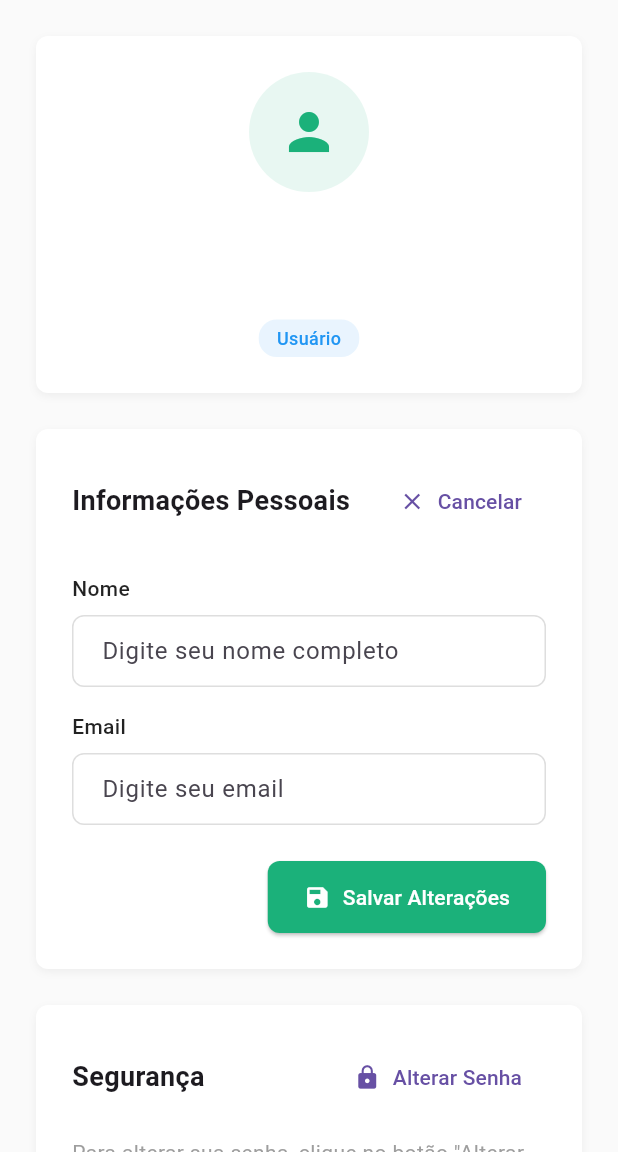
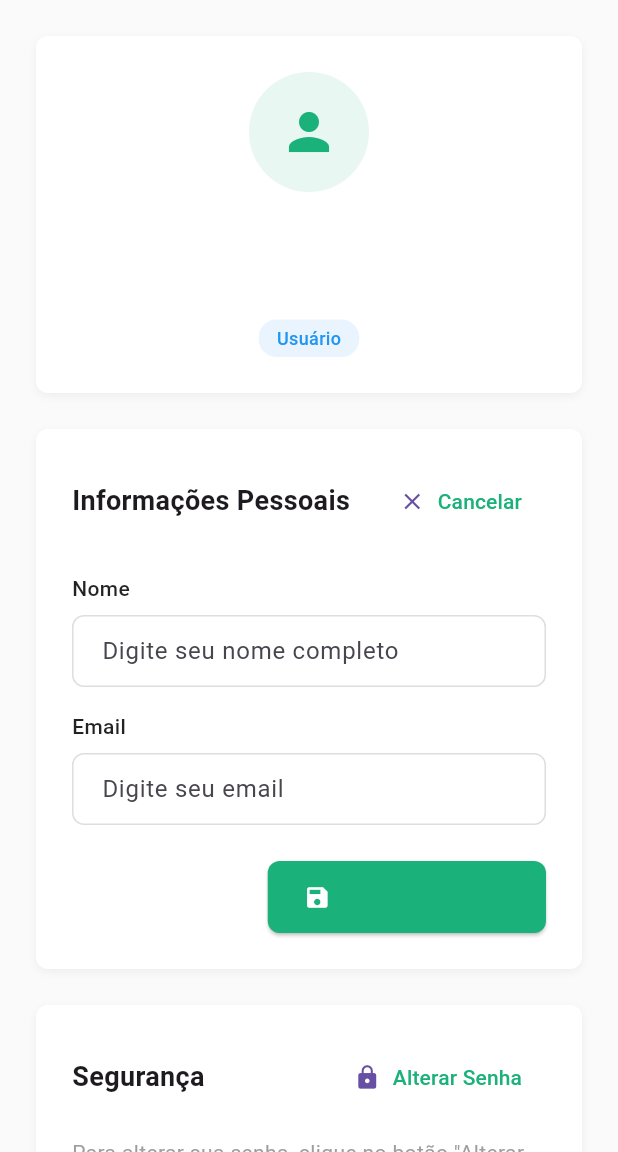
Before and after one commit to Matheus-hora48/Teste-Conectar, a Flutter app: the ClientsListScreen screen opened by its route, after a tap on "Filtros", after a tap on "Perfil", after a tap on "Editar", on a phone screen of 412 x 824 dp, the part 84-1236 px from its top. Run offline on Flutter 3.47's test engine with Material 3 defaults, Android fonts, the phone set to English and light mode, and no system bars; our stand-ins replace dio, equatable, flutter_secure_storage, get, shared_preferences; accounts and stored records are empty; network calls fail.

Commit message:
🐛 fix: ajusta cores e estilos de botões nas telas de cliente e perfil

```diff
--- a/frontend/lib/features/clients/presentation/screens/client_form_screen.dart
+++ b/frontend/lib/features/clients/presentation/screens/client_form_screen.dart
@@ -497,6 +497,7 @@ class _ClientFormScreenState extends State<ClientFormScreen>
                 () => ElevatedButton(
                   onPressed: _controller.isLoadingForm ? null : _saveClient,
                   style: ElevatedButton.styleFrom(
+                    backgroundColor: AppColors.primaryColor,
                     foregroundColor: Colors.white,
                     shape: RoundedRectangleBorder(
                       borderRadius: BorderRadius.circular(8),
--- a/frontend/lib/features/clients/presentation/screens/clients_list_screen.dart
+++ b/frontend/lib/features/clients/presentation/screens/clients_list_screen.dart
@@ -1,5 +1,4 @@
 import 'package:flutter/material.dart';
-import 'package:get/get.dart';
 import '../widgets/clients_table_widget.dart';
 import '../widgets/dados_basicos_tab_widget.dart';
 import '../../../../core/widgets/main_app_bar_widget.dart';
@@ -80,13 +79,6 @@ class _ClientsListScreenState extends State<ClientsListScreen> {
           ),
         ],
       ),
-      floatingActionButton: FloatingActionButton(
-        onPressed: () {
-          Get.toNamed('/client/create');
-        },
-        backgroundColor: const Color(0xFF2ECC71),
-        child: const Icon(Icons.add, color: Colors.white),
-      ),
     );
   }
 }
--- a/frontend/lib/features/clients/presentation/widgets/clients_table_widget.dart
+++ b/frontend/lib/features/clients/presentation/widgets/clients_table_widget.dart
@@ -38,35 +38,17 @@ class ClientsTableWidget extends StatelessWidget {
         decoration: BoxDecoration(
           color: Colors.white,
           borderRadius: BorderRadius.circular(8),
-          boxShadow: [
-            BoxShadow(
-              color: Colors.black.withValues(alpha: 0.05),
-              spreadRadius: 0,
-              blurRadius: 10,
-              offset: const Offset(0, 2),
-            ),
-          ],
-          border: Border.all(
-            color: Colors.grey.shade200,
-            width: 1,
-          ),
         ),
         child: Column(
           children: [
             const ClientsSectionHeaderWidget(),
             Container(
               margin: const EdgeInsets.symmetric(horizontal: 16),
-              padding: const EdgeInsets.symmetric(
-                horizontal: 16,
-                vertical: 12,
-              ),
+              padding: const EdgeInsets.symmetric(horizontal: 16, vertical: 12),
               decoration: BoxDecoration(
                 color: const Color(0xFF1bb17a).withValues(alpha: 0.1),
                 border: Border(
-                  bottom: BorderSide(
-                    color: Colors.grey.shade200,
-                    width: 1,
-                  ),
+                  bottom: BorderSide(color: Colors.grey.shade200, width: 1),
                 ),
                 borderRadius: const BorderRadius.only(
                   topLeft: Radius.circular(8),
@@ -184,8 +166,9 @@ class ClientsTableWidget extends StatelessWidget {
                                   vertical: 4,
                                 ),
                                 decoration: BoxDecoration(
-                                  color: _getStatusColor(client.status)
-                                      .withValues(alpha: 0.1),
+                                  color: _getStatusColor(
+                                    client.status,
+                                  ).withValues(alpha: 0.1),
                                   borderRadius: BorderRadius.circular(12),
                                 ),
                                 child: Text(
--- a/frontend/lib/features/profile/presentation/screens/user_profile_screen.dart
+++ b/frontend/lib/features/profile/presentation/screens/user_profile_screen.dart
@@ -1,5 +1,6 @@
 import 'package:flutter/material.dart';
 import 'package:get/get.dart';
+import 'package:get/get_connect/http/src/utils/utils.dart';
 import '../../../../core/widgets/main_app_bar_widget.dart';
 import '../../../../core/widgets/custom_text_field.dart';
 import '../../../../core/constants/app_colors.dart';
@@ -30,7 +31,7 @@ class _UserProfileScreenState extends State<UserProfileScreen> {
   @override
   void initState() {
     super.initState();
-    // Carregar dados iniciais quando o perfil for carregado
+
     WidgetsBinding.instance.addPostFrameCallback((_) {
       final user = _controller.profileUser;
       if (user != null) {
@@ -236,7 +237,10 @@ class _UserProfileScreenState extends State<UserProfileScreen> {
                   _isEditingProfile ? Icons.close : Icons.edit,
                   size: 18,
                 ),
-                label: Text(_isEditingProfile ? 'Cancelar' : 'Editar'),
+                label: Text(
+                  _isEditingProfile ? 'Cancelar' : 'Editar',
+                  style: TextStyle(color: AppColors.primaryColor),
+                ),
               ),
             ],
           ),
@@ -281,6 +285,7 @@ class _UserProfileScreenState extends State<UserProfileScreen> {
                         _controller.isUpdatingProfile
                             ? 'Salvando...'
                             : 'Salvar Alterações',
+                        style: TextStyle(color: AppColors.primaryColor),
                       ),
                       style: ElevatedButton.styleFrom(
                         backgroundColor: AppColors.primaryColor,
@@ -343,7 +348,10 @@ class _UserProfileScreenState extends State<UserProfileScreen> {
                   _isChangingPassword ? Icons.close : Icons.lock,
                   size: 18,
                 ),
-                label: Text(_isChangingPassword ? 'Cancelar' : 'Alterar Senha'),
+                label: Text(
+                  _isChangingPassword ? 'Cancelar' : 'Alterar Senha',
+                  style: TextStyle(color: AppColors.primaryColor),
+                ),
               ),
             ],
           ),
```
Also changed, not shown: frontend/lib/features/users/presentation/screens/user_form_screen.dart (+19 -3 lines).
